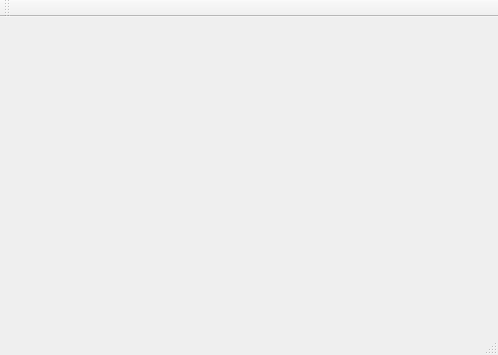
First picture: the form in mainwindow.ui, repository gyim/stupidgit, before the edit.
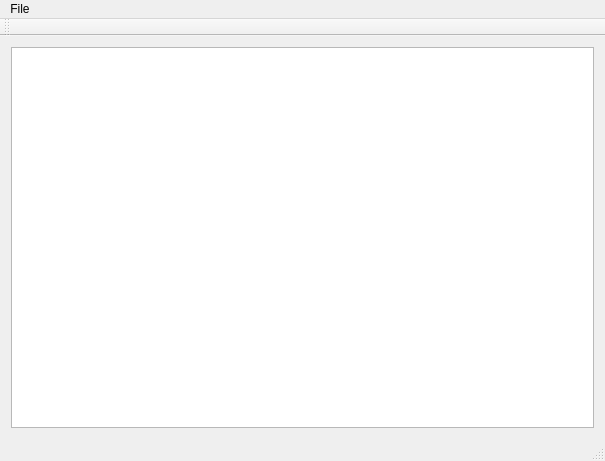
Second picture: the form after the edit.

Commit message: added GitRepository class with commandOutput() method

The edit to the form file:
```diff
--- a/mainwindow.ui
+++ b/mainwindow.ui
@@ -6,25 +6,39 @@
    <rect>
     <x>0</x>
     <y>0</y>
-    <width>498</width>
-    <height>355</height>
+    <width>605</width>
+    <height>461</height>
    </rect>
   </property>
   <property name="windowTitle">
    <string>MainWindow</string>
   </property>
   <widget class="QWidget" name="centralWidget">
-   <layout class="QVBoxLayout" name="verticalLayout"/>
+   <layout class="QVBoxLayout" name="verticalLayout">
+    <item>
+     <widget class="QTextBrowser" name="textBrowser"/>
+    </item>
+   </layout>
   </widget>
   <widget class="QMenuBar" name="menuBar">
    <property name="geometry">
     <rect>
      <x>0</x>
      <y>0</y>
-     <width>498</width>
+     <width>605</width>
      <height>22</height>
     </rect>
    </property>
+   <widget class="QMenu" name="menuFile">
+    <property name="title">
+     <string>File</string>
+    </property>
+    <addaction name="separator"/>
+    <addaction name="actionOpen_Repository"/>
+    <addaction name="separator"/>
+    <addaction name="actionQuit"/>
+   </widget>
+   <addaction name="menuFile"/>
   </widget>
   <widget class="QToolBar" name="mainToolBar">
    <attribute name="toolBarArea">
```
The commit also changes 9 other files.
